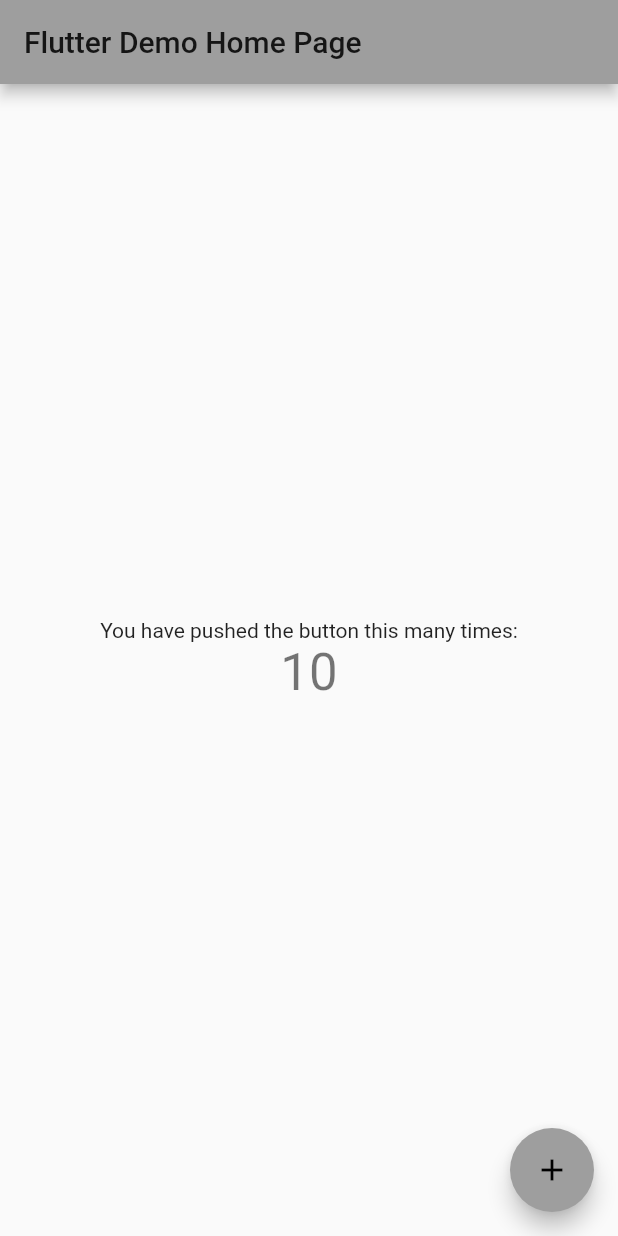
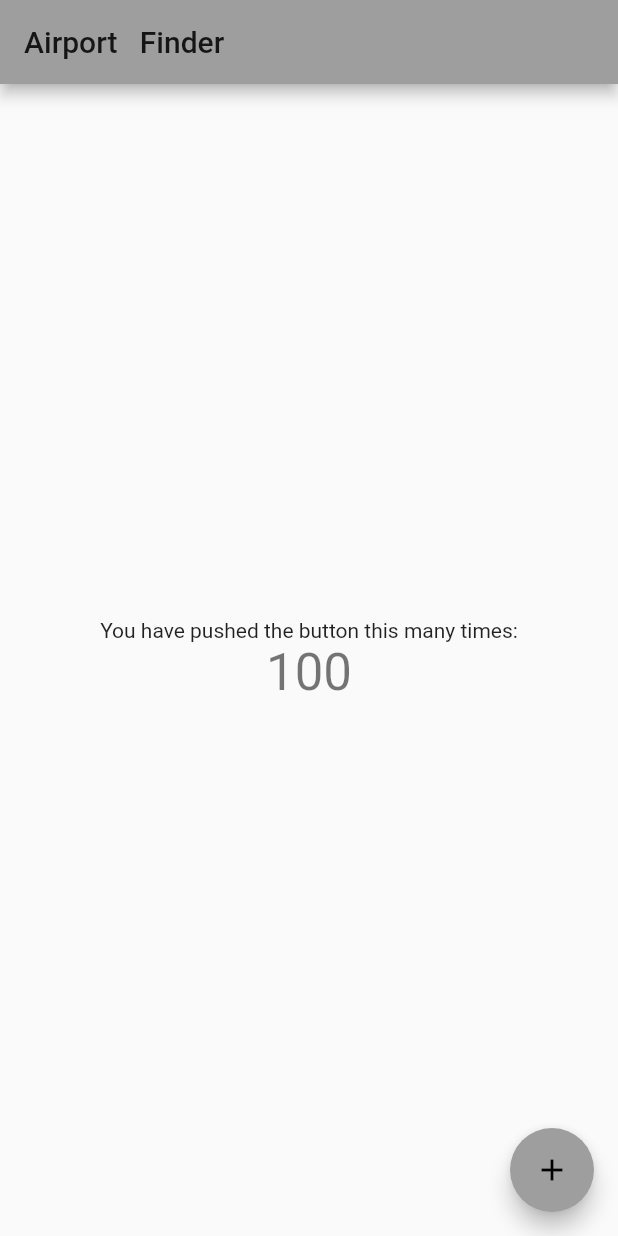
Before and after one commit to prabhatjoshi321/Airport-Finder-Flutter, a Flutter app: the MyHomePage screen opened directly, after a tap on the "add" icon, on a phone screen of 412 x 824 dp. Run offline on Flutter 3.47's test engine with Material 2 defaults, Android fonts, the phone set to English and light mode, and no system bars.

Commit message:
Update main.dart

```diff
--- a/lib/main.dart
+++ b/lib/main.dart
@@ -7,7 +7,7 @@ class MyApp extends StatelessWidget {
   @override
   Widget build(BuildContext context) {
     return MaterialApp(
-      title: 'Flutter Demo',
+      title: 'Airport Finder App',
       theme: ThemeData(
         // This is the theme of your application.
         //
@@ -20,7 +20,7 @@ class MyApp extends StatelessWidget {
         // is not restarted.
         primarySwatch: Colors.grey
       ),
-      home: MyHomePage(title: 'Flutter Demo Home Page'),
+      home: MyHomePage(title: 'Airport   Finder'),
     );
   }
 }
@@ -53,7 +53,7 @@ class _MyHomePageState extends State<MyHomePage> {
       // so that the display can reflect the updated values. If we changed
       // _counter without calling setState(), then the build method would not be
       // called again, and so nothing would appear to happen.
-      _counter = _counter + 10;
+      _counter = _counter + 100;
     });
   }
 
```
